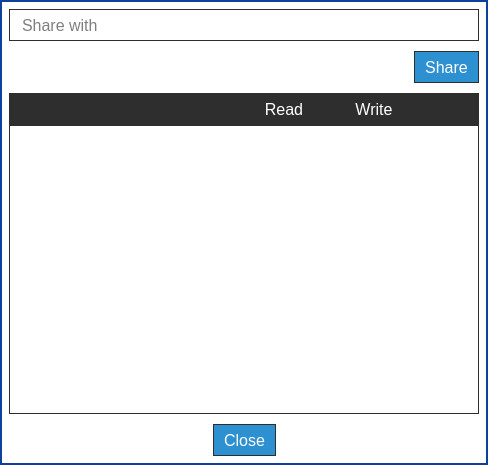
Scille/parsec-cloud, file parsec/core/gui/forms/workspace_sharing_dialog.ui: the form before one commit.
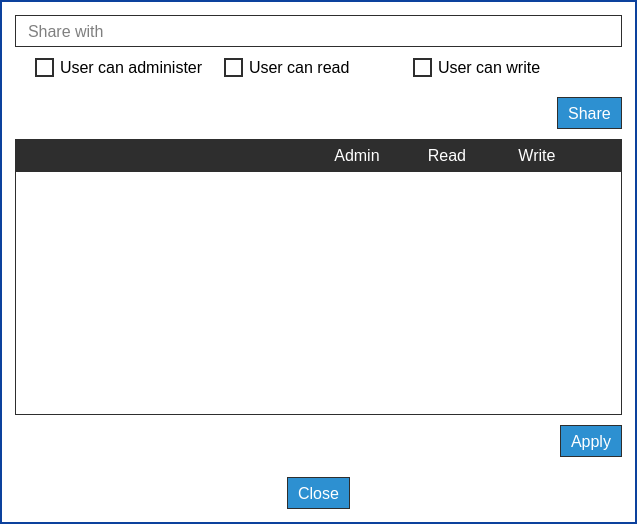
The form after the commit. Icons and pictures are not drawn.

Commit message: [GUI] Added permissions customization when sharing a workspace

```diff
--- a/parsec/core/gui/forms/workspace_sharing_dialog.ui
+++ b/parsec/core/gui/forms/workspace_sharing_dialog.ui
@@ -6,8 +6,8 @@
    <rect>
     <x>0</x>
     <y>0</y>
-    <width>488</width>
-    <height>465</height>
+    <width>637</width>
+    <height>524</height>
    </rect>
   </property>
   <property name="windowTitle">
@@ -40,12 +40,38 @@
 border: 1px solid rgb(46, 46, 46);
 padding-left: 10px;
 }
+
+QCheckBox::indicator
+{
+width: 15px;
+height: 15px;
+background-color: rgb(255, 255, 255);
+border: 2px solid rgb(46, 46,46);
+color: black;
+}
+
+QCheckBox::indicator:checked
+{
+image: url(:/icons/images/icons/checked.png)
+}
 </string>
      </property>
      <layout class="QVBoxLayout" name="verticalLayout_2">
       <property name="spacing">
        <number>0</number>
       </property>
+      <property name="leftMargin">
+       <number>15</number>
+      </property>
+      <property name="topMargin">
+       <number>15</number>
+      </property>
+      <property name="rightMargin">
+       <number>15</number>
+      </property>
+      <property name="bottomMargin">
+       <number>15</number>
+      </property>
       <item>
        <widget class="QLineEdit" name="line_edit_share">
         <property name="minimumSize">
@@ -67,6 +93,70 @@
         </property>
        </widget>
       </item>
+      <item>
+       <layout class="QHBoxLayout" name="horizontalLayout_4">
+        <property name="leftMargin">
+         <number>20</number>
+        </property>
+        <property name="topMargin">
+         <number>10</number>
+        </property>
+        <property name="rightMargin">
+         <number>20</number>
+        </property>
+        <property name="bottomMargin">
+         <number>10</number>
+        </property>
+        <item>
+         <widget class="QCheckBox" name="checkbox_admin">
+          <property name="font">
+           <font>
+            <pointsize>12</pointsize>
+           </font>
+          </property>
+          <property name="text">
+           <string>User can administer</string>
+          </property>
+          <property name="checked">
+           <bool>true</bool>
+          </property>
+         </widget>
+        </item>
+        <item>
+         <widget class="QCheckBox" name="checkbox_read">
+          <property name="font">
+           <font>
+            <pointsize>12</pointsize>
+           </font>
+          </property>
+          <property name="text">
+           <string>User can read</string>
+          </property>
+          <property name="checked">
+           <bool>true</bool>
+          </property>
+         </widget>
+        </item>
+        <item>
+         <widget class="QCheckBox" name="checkbox_write">
+          <property name="font">
+           <font>
+            <pointsize>12</pointsize>
+           </font>
+          </property>
+          <property name="layoutDirection">
+           <enum>Qt::LeftToRight</enum>
+          </property>
+          <property name="text">
+           <string>User can write</string>
+          </property>
+          <property name="checked">
+           <bool>true</bool>
+          </property>
+         </widget>
+        </item>
+       </layout>
+      </item>
       <item>
        <layout class="QHBoxLayout" name="horizontalLayout_2">
         <property name="topMargin">
@@ -167,7 +257,7 @@
           <number>0</number>
          </property>
          <property name="rightMargin">
-          <number>60</number>
+          <number>40</number>
          </property>
          <property name="bottomMargin">
           <number>0</number>
@@ -179,6 +269,36 @@
            </property>
           </widget>
          </item>
+         <item>
+          <widget class="QLabel" name="label_4">
+           <property name="minimumSize">
+            <size>
+             <width>90</width>
+             <height>0</height>
+            </size>
+           </property>
+           <property name="maximumSize">
+            <size>
+             <width>90</width>
+             <height>16777215</height>
+            </size>
+           </property>
+           <property name="font">
+            <font>
+             <pointsize>12</pointsize>
+            </font>
+           </property>
+           <property name="styleSheet">
+            <string notr="true">color: rgb(255, 255, 255);</string>
+           </property>
+           <property name="text">
+            <string>Admin</string>
+           </property>
+           <property name="alignment">
+            <set>Qt::AlignCenter</set>
+           </property>
+          </widget>
+         </item>
          <item>
           <widget class="QLabel" name="label">
            <property name="minimumSize">
@@ -189,7 +309,7 @@
            </property>
            <property name="maximumSize">
             <size>
-             <width>55</width>
+             <width>90</width>
              <height>16777215</height>
             </size>
            </property>
@@ -219,7 +339,7 @@
            </property>
            <property name="maximumSize">
             <size>
-             <width>55</width>
+             <width>90</width>
              <height>16777215</height>
             </size>
            </property>
@@ -264,8 +384,8 @@
           <rect>
            <x>0</x>
            <y>0</y>
-           <width>470</width>
-           <height>288</height>
+           <width>607</width>
+           <height>243</height>
           </rect>
          </property>
          <property name="styleSheet">
@@ -276,6 +396,9 @@
 }</string>
          </property>
          <layout class="QVBoxLayout" name="verticalLayout_3">
+          <property name="topMargin">
+           <number>9</number>
+          </property>
           <item>
            <spacer name="verticalSpacer">
             <property name="orientation">
@@ -293,6 +416,77 @@
         </widget>
        </widget>
       </item>
+      <item>
+       <layout class="QHBoxLayout" name="horizontalLayout_5">
+        <property name="topMargin">
+         <number>10</number>
+        </property>
+        <property name="bottomMargin">
+         <number>10</number>
+        </property>
+        <item>
+         <spacer name="horizontalSpacer_4">
+          <property name="orientation">
+           <enum>Qt::Horizontal</enum>
+          </property>
+          <property name="sizeHint" stdset="0">
+           <size>
+            <width>40</width>
+            <height>20</height>
+           </size>
+          </property>
+         </spacer>
+        </item>
+        <item>
+         <widget class="QPushButton" name="button_apply">
+          <property name="minimumSize">
+           <size>
+            <width>0</width>
+            <height>32</height>
+           </size>
+          </property>
+          <property name="font">
+           <font>
+            <pointsize>12</pointsize>
+           </font>
+          </property>
+          <property name="layoutDirection">
+           <enum>Qt::RightToLeft</enum>
+          </property>
+          <property name="styleSheet">
+           <string notr="true">QPushButton#button_apply
+{
+background-color: rgb(45, 144, 209);
+border: 1px solid rgb(46, 46, 46);
+color: rgb(255, 255, 255);
+padding-left: 10px;
+padding-right: 10px;
+}
+
+QPushButton#button_apply:disabled
+{
+border: 1px solid rgb(46, 46, 46);
+background-color: rgb(112, 122, 153);
+color: rgb(255, 255, 255);
+}</string>
+          </property>
+          <property name="text">
+           <string>Apply</string>
+          </property>
+          <property name="icon">
+           <iconset resource="../rc/resources.qrc">
+            <normaloff>:/icons/images/icons/checked_white.png</normaloff>:/icons/images/icons/checked_white.png</iconset>
+          </property>
+          <property name="iconSize">
+           <size>
+            <width>20</width>
+            <height>20</height>
+           </size>
+          </property>
+         </widget>
+        </item>
+       </layout>
+      </item>
       <item>
        <layout class="QHBoxLayout" name="horizontalLayout">
         <property name="topMargin">
```
The commit also changes 4 other files.
